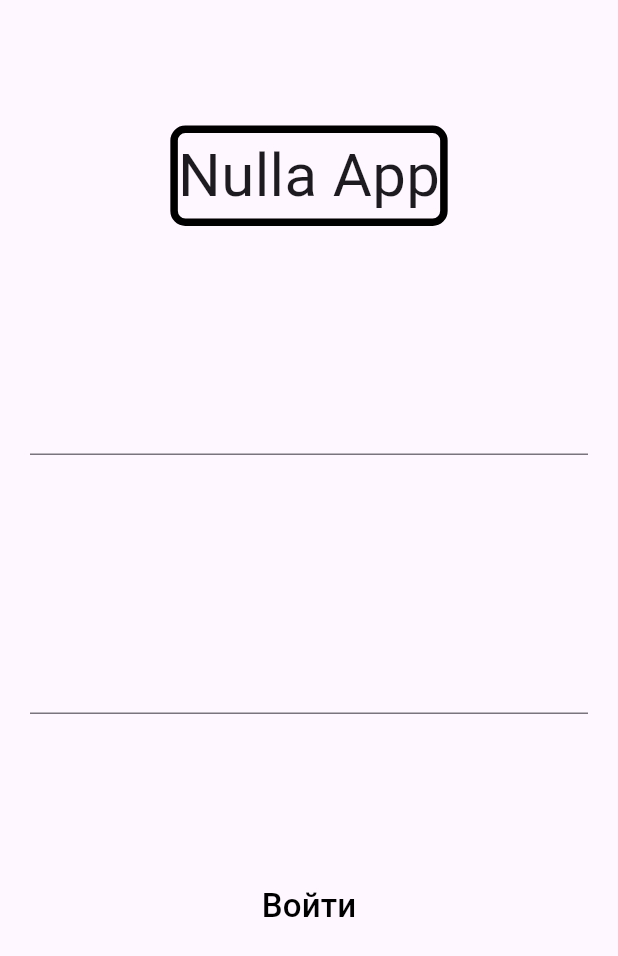
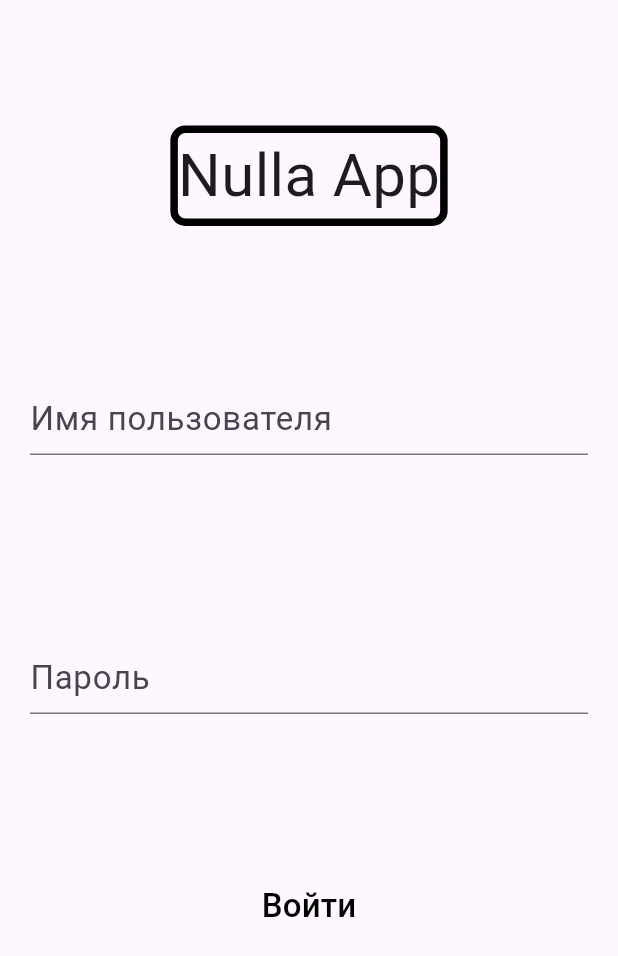
Before and after one commit to altamino/apps, a Flutter app: the screen it shows after launch, on a phone screen of 412 x 824 dp. Shown: the top 956 px of the screen. Run offline on Flutter 3.47's test engine with Material 3 defaults, Android fonts, the phone set to English and light mode, and no system bars.

Commit message:
changed TextField style

```diff
--- a/lib/main.dart
+++ b/lib/main.dart
@@ -55,6 +55,13 @@ class LoginState extends State<Login> {
                 padding: const EdgeInsets.all(20),
                 child: TextField(
                     controller: _loginController,
+                    decoration: const InputDecoration(
+                      hintText: 'Имя пользователя',
+                      focusedBorder: UnderlineInputBorder(
+                        borderSide: BorderSide(color: Colors.blue)
+                      )
+                    ),
+                    cursorColor: Colors.black,
                     style: const TextStyle(
                         fontSize: 22
                     )
@@ -64,6 +71,13 @@ class LoginState extends State<Login> {
                 padding: const EdgeInsets.all(20),
                 child: TextField(
                     controller: _passwordController,
+                    decoration: const InputDecoration(
+                        hintText: 'Пароль',
+                        focusedBorder: UnderlineInputBorder(
+                            borderSide: BorderSide(color: Colors.blue)
+                        )
+                    ),
+                    cursorColor: Colors.black,
                     style: const TextStyle(
                         fontSize: 22
                     )
```
Also changed, not shown: 2 other files.
